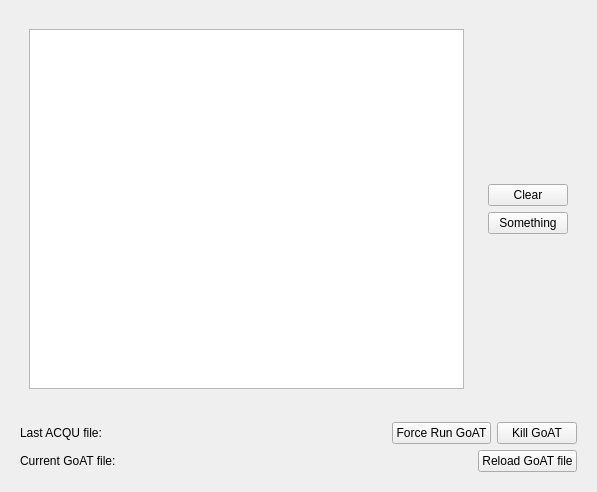
Old version of the form tablog.ui in the repository A2-Collaboration-dev/GoAT_GUI.
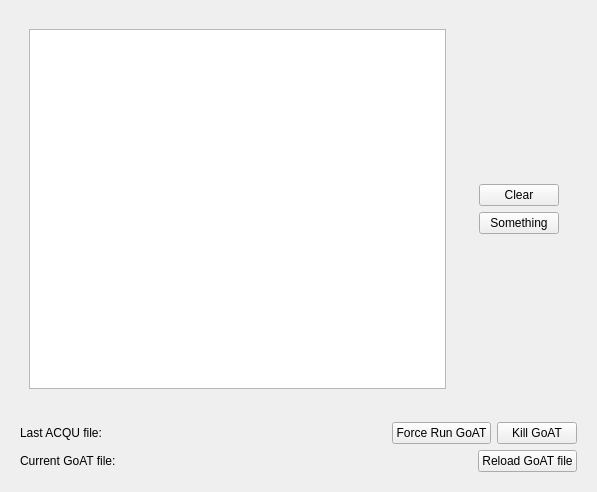
New version of the form.

Patch:
```diff
--- a/tablog.ui
+++ b/tablog.ui
@@ -36,6 +36,9 @@
       </item>
       <item>
        <widget class="QWidget" name="widget_4" native="true">
+        <layout class="QVBoxLayout" name="verticalLayout_4">
+         <item>
+          <widget class="QWidget" name="widget_5" native="true">
         <property name="sizePolicy">
          <sizepolicy hsizetype="Preferred" vsizetype="Fixed">
           <horstretch>0</horstretch>
@@ -55,6 +58,9 @@
            <property name="text">
             <string>Something</string>
            </property>
+             </widget>
+            </item>
+           </layout>
           </widget>
          </item>
         </layout>
```
Lines whose indentation alone changed are shown as unchanged.
